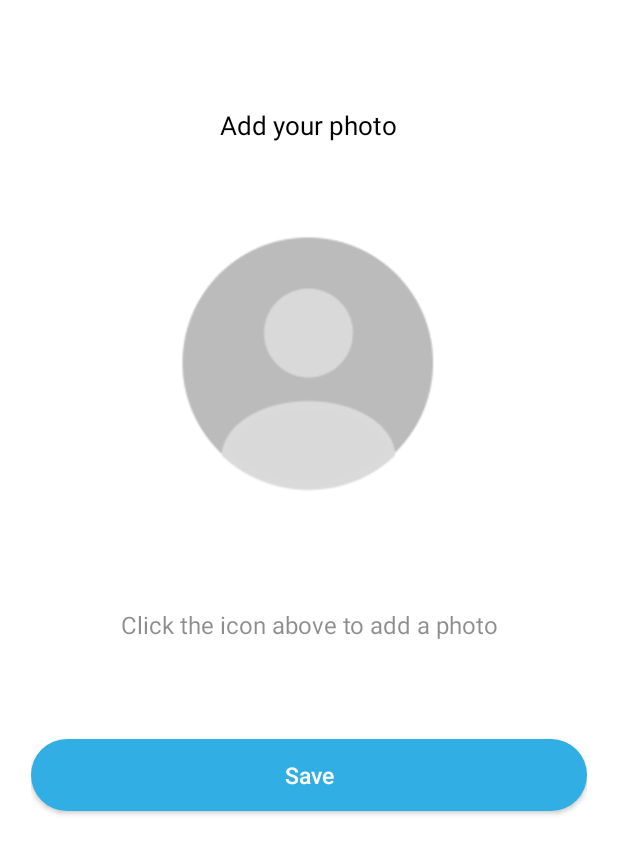
After one commit to Aousaf786/loveoneandroid, an Android app: the fragment AddPhotoFragment shown on its own in the app's theme, on a phone screen of 412 x 824 dp. The commit adds this screen. Shown: the top 854 px of the screen. Run offline under Robolectric (Android 15) with nearby library versions, the phone set to English and light mode, and no system bars; our stand-ins replace Timber, data binding, sdp/ssp sizes; libraries missing offline, so code that uses them is left out: com.android.billingclient.

Commit message:
design Add Photo screen
todo: implementation with API

```diff
--- /dev/null
+++ b/app/src/main/java/com/connaughttechnologies/lovedonce/ui/addphoto/AddPhotoFragment.kt
@@ -0,0 +1,47 @@
+package com.connaughttechnologies.lovedonce.ui.addphoto
+
+import android.os.Bundle
+import android.view.View
+import com.connaughttechnologies.lovedonce.BR
+import com.connaughttechnologies.lovedonce.R
+import com.connaughttechnologies.lovedonce.base.BaseFragment
+import com.connaughttechnologies.lovedonce.databinding.FragmentAddPhotoBinding
+
+class AddPhotoFragment : BaseFragment<AddPhotoViewModel, FragmentAddPhotoBinding>() {
+    override var viewModelClass: Class<AddPhotoViewModel> = AddPhotoViewModel::class.java
+    override var layoutId: Int = R.layout.fragment_add_photo
+    override var bindingVariable: Int = BR.viewModel
+
+    override fun initViewModel() {
+        //TODO("Not yet implemented")
+        binding.lifecycleOwner = viewLifecycleOwner
+    }
+
+    override fun onViewCreated(view: View, savedInstanceState: Bundle?) {
+        super.onViewCreated(view, savedInstanceState)
+
+        binding.ivPhoto.setOnClickListener {
+            pickPhoto()
+        }
+
+        binding.tvDesc.setOnClickListener {
+            pickPhoto()
+        }
+        if (viewModel.isPhotoAdded()) {
+            binding.tvDesc.text = resources.getString(R.string.add_photo_new)
+        } else {
+            binding.tvDesc.text = resources.getString(R.string.add_photo)
+        }
+        binding.btnSave.setOnClickListener {
+            viewModel.onClickSave()
+        }
+    }
+
+    private fun pickPhoto() {
+        if (getMainActivity()?.checkWriteStoragePermission() == true) {
+            getMainActivity()?.pickImageFromGallery()
+        } else {
+            getMainActivity()?.requestWriteStoragePermission()
+        }
+    }
+}
--- /dev/null
+++ b/app/src/main/java/com/connaughttechnologies/lovedonce/ui/addphoto/AddPhotoViewModel.kt
@@ -0,0 +1,15 @@
+package com.connaughttechnologies.lovedonce.ui.addphoto
+
+import com.connaughttechnologies.lovedonce.base.BaseViewModel
+
+class AddPhotoViewModel : BaseViewModel() {
+
+    fun isPhotoAdded(): Boolean {
+        //todo
+        return false
+    }
+
+    fun onClickSave() {
+        //todo
+    }
+}
--- /dev/null
+++ b/app/src/main/res/layout/fragment_add_photo.xml
@@ -0,0 +1,45 @@
+<?xml version="1.0" encoding="utf-8"?>
+<layout xmlns:android="http://schemas.android.com/apk/res/android"
+    xmlns:app="http://schemas.android.com/apk/res-auto">
+
+    <LinearLayout
+        style="@style/AuthContainer"
+        android:layout_width="match_parent"
+        android:layout_height="match_parent"
+        android:gravity="center_horizontal"
+        android:orientation="vertical">
+
+        <TextView
+            style="@style/AuthDesc"
+            android:layout_width="wrap_content"
+            android:layout_height="wrap_content"
+            android:layout_marginBottom="@dimen/auth_desc_bottom"
+            android:gravity="center"
+            android:text="Add your photo" />
+
+        <ImageView
+            android:id="@+id/ivPhoto"
+            android:layout_width="@dimen/_150sdp"
+            android:layout_height="@dimen/_150sdp"
+            android:layout_marginBottom="@dimen/_50sdp"
+            app:srcCompat="@drawable/img_add_photo" />
+
+        <TextView
+            android:id="@+id/tvDesc"
+            android:layout_width="@dimen/_200sdp"
+            android:layout_height="wrap_content"
+            android:layout_marginBottom="@dimen/_50sdp"
+            android:gravity="center"
+            android:text="Click the icon above to add a photo"
+            android:textColor="@color/color_1B1C1E"
+            android:textSize="16sp" />
+
+        <androidx.appcompat.widget.AppCompatButton
+            android:id="@+id/btnSave"
+            style="@style/DefaultButton"
+            android:layout_width="match_parent"
+            android:layout_height="wrap_content"
+            android:layout_margin="0dp"
+            android:text="@string/str_save" />
+    </LinearLayout>
+</layout>
--- a/app/src/main/res/navigation/nav_graph_main.xml
+++ b/app/src/main/res/navigation/nav_graph_main.xml
@@ -190,9 +190,14 @@
         android:id="@+id/cartFragment"
         android:name="com.connaughttechnologies.lovedonce.ui.cart.CartFragment"
         android:label="CartFragment"
-        tools:layout="@layout/fragment_cart" >
+        tools:layout="@layout/fragment_cart">
         <action
             android:id="@+id/action_cartFragment_to_scheduleFragment"
             app:destination="@id/scheduleFragment" />
     </fragment>
+    <fragment
+        android:id="@+id/addPhotoFragment"
+        android:name="com.connaughttechnologies.lovedonce.ui.addphoto.AddPhotoFragment"
+        android:label="AddPhotoFragment"
+        tools:layout="@layout/fragment_add_photo" />
 </navigation>
--- a/app/src/main/res/values/strings.xml
+++ b/app/src/main/res/values/strings.xml
@@ -2,6 +2,7 @@
     <string name="app_name">Loved Ones</string>
     <!-- TODO: Remove or change this placeholder text -->
     <string name="hello_blank_fragment">Hello blank fragment</string>
+    <string name="str_save">Save</string>
 
     <string name="str_api_error">Something went wrong! Please try again later.</string>
 
@@ -40,4 +41,8 @@
     <string name="on_boarding_page1">Create your lovedones Profile</string>
     <string name="on_boarding_page2">Make orders for your lovedones</string>
     <string name="on_boarding_page3">Donate to lovedones charity</string>
+
+    <!--Add Photo-->
+    <string name="add_photo">Click the icon above to add a photo</string>
+    <string name="add_photo_new">Click to add a new photo</string>
 </resources>
```
Also changed, not shown: app/src/main/res/drawable/img_add_photo.png (added).
